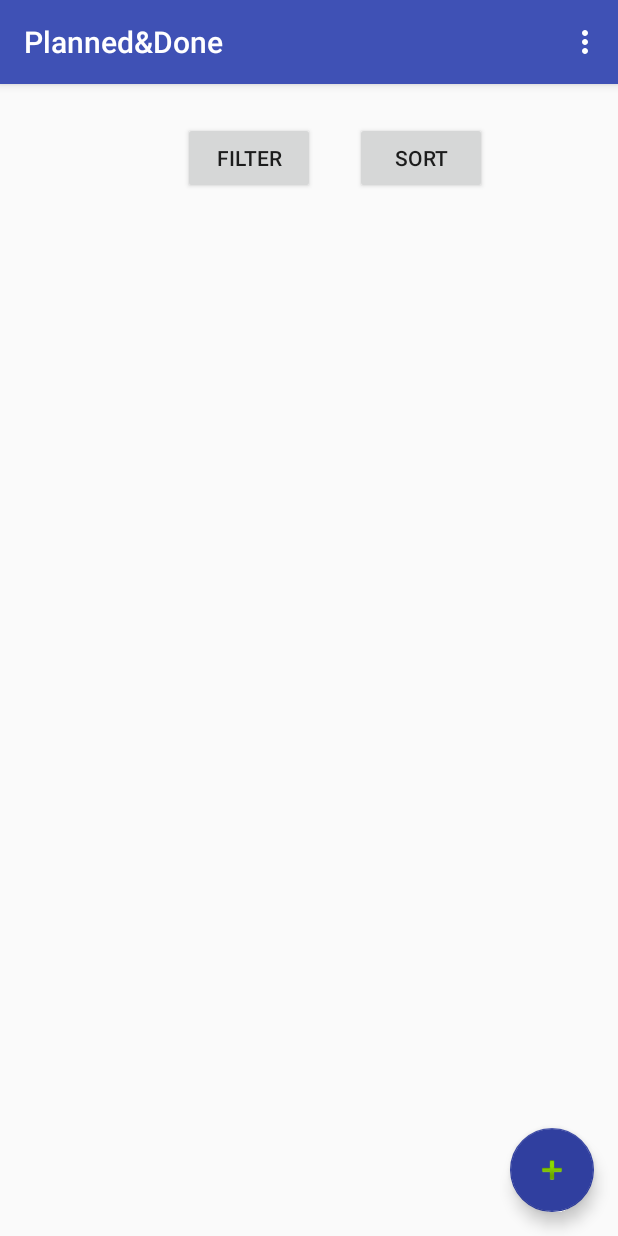
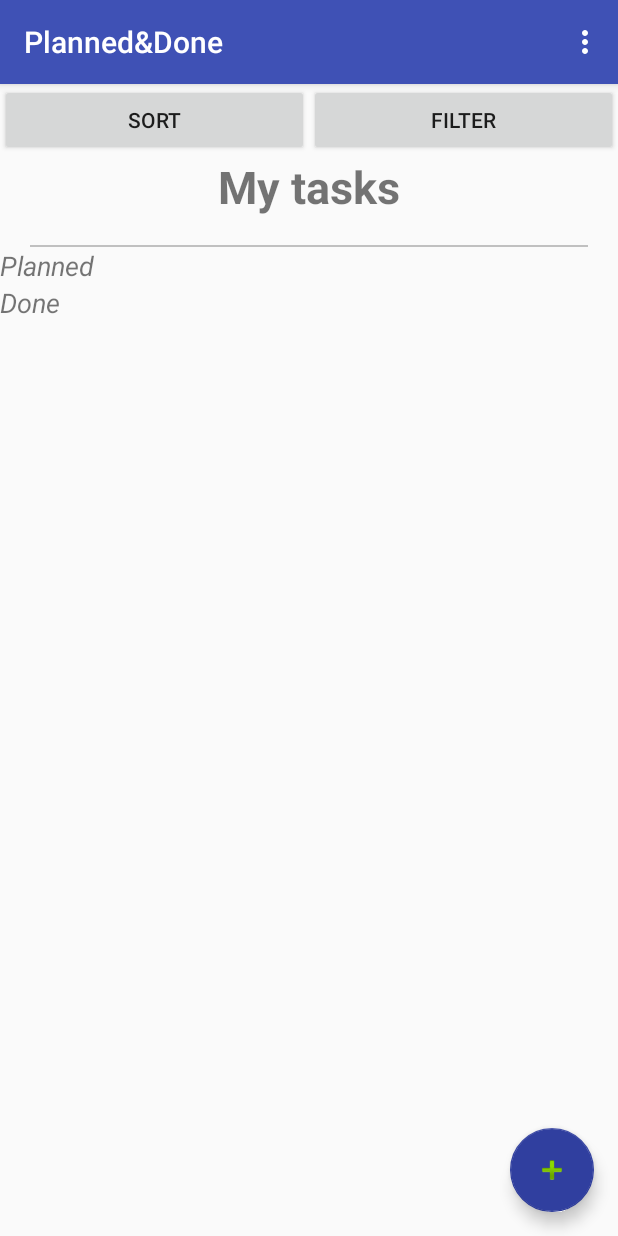
Before and after one commit to petrarozic/P-D, an Android app: the screen it shows after launch (MainActivity), on a phone screen of 412 x 824 dp. Run offline under Robolectric (Android 15) with nearby library versions, the phone set to English and light mode, and no system bars.

Commit message:
Struktura main activity-a

```diff
--- a/PlannedAndDone/app/src/main/res/layout/content_main.xml
+++ b/PlannedAndDone/app/src/main/res/layout/content_main.xml
@@ -1,39 +1,95 @@
 <?xml version="1.0" encoding="utf-8"?>
+<LinearLayout xmlns:android="http://schemas.android.com/apk/res/android"
+    xmlns:app="http://schemas.android.com/apk/res-auto"
+    xmlns:tools="http://schemas.android.com/tools"
+    android:layout_width="match_parent"
+    android:layout_height="match_parent"
+    android:orientation="vertical"
+    app:layout_behavior="@string/appbar_scrolling_view_behavior"
+    tools:context="com.pnd.future_bosses.plannedanddone.MainActivity"
+    tools:showIn="@layout/app_bar_main"
+    android:weightSum="1">
+
     <LinearLayout
-    xmlns:android="http://schemas.android.com/apk/res/android"
-    xmlns:app="http://schemas.android.com/apk/res-auto"
-    xmlns:tools="http://schemas.android.com/tools" android:layout_width="match_parent"
-    android:layout_height="match_parent"
-    app:layout_behavior="@string/appbar_scrolling_view_behavior" tools:context="com.pnd.future_bosses.plannedanddone.MainActivity"
-    tools:showIn="@layout/app_bar_main"
-    android:orientation="vertical">
+        android:layout_width="match_parent"
+        android:layout_height="wrap_content"
+        android:orientation="horizontal">
 
-<android.support.constraint.ConstraintLayout
-    android:layout_width="match_parent"
-    android:layout_height="wrap_content">
         <Button
             android:id="@+id/button2"
-        android:layout_width="wrap_content"
+            android:layout_width="match_parent"
             android:layout_height="wrap_content"
+            android:layout_weight="1"
+            android:onClick="SortBy"
             android:text="Sort"
-        app:layout_constraintTop_toTopOf="parent"
-        android:layout_marginTop="25dp"
-        android:layout_marginRight="87dp"
             app:layout_constraintRight_toRightOf="parent"
-        android:onClick="SortBy"/>
+            app:layout_constraintTop_toTopOf="parent" />
 
         <Button
             android:id="@+id/button"
-        android:layout_width="wrap_content"
+            android:layout_width="match_parent"
             android:layout_height="wrap_content"
+            android:layout_weight="1"
+            android:onClick="FilterBy"
             android:text="Filter"
-        app:layout_constraintTop_toTopOf="parent"
-        android:layout_marginTop="25dp"
-        android:layout_marginLeft="8dp"
+            app:layout_constraintHorizontal_bias="0.861"
             app:layout_constraintLeft_toLeftOf="parent"
-        app:layout_constraintRight_toLeftOf="@+id/button2"
-        android:layout_marginRight="8dp"
-        app:layout_constraintHorizontal_bias="0.861"
-        android:onClick="FilterBy"/>
-</android.support.constraint.ConstraintLayout>
+            app:layout_constraintTop_toTopOf="parent" />
     </LinearLayout>
+
+    <TextView
+        android:id="@+id/MyTask"
+        android:layout_width="match_parent"
+        android:layout_height="wrap_content"
+        android:layout_weight="0.03"
+        android:text="@string/mytasks"
+        android:textAlignment="center"
+        android:textSize="30sp"
+        android:textStyle="bold" />
+
+    <View
+        android:layout_width="match_parent"
+        android:layout_height="1dp"
+        android:layout_marginLeft="20dp"
+        android:layout_marginRight="20dp"
+        android:background="#c0c0c0" />
+
+    <ScrollView
+        android:layout_width="match_parent"
+        android:layout_height="wrap_content">
+
+        <LinearLayout
+            android:layout_width="match_parent"
+            android:layout_height="wrap_content"
+            android:orientation="vertical">
+
+            <TextView
+                android:id="@+id/Planned"
+                android:layout_width="match_parent"
+                android:layout_height="wrap_content"
+                android:text="@string/planned"
+                android:textSize="18sp"
+                android:textStyle="italic" />
+
+            <ListView
+                android:id="@+id/plannedTasks"
+                android:layout_width="match_parent"
+                android:layout_height="wrap_content" />
+
+            <TextView
+                android:id="@+id/Done"
+                android:layout_width="match_parent"
+                android:layout_height="wrap_content"
+                android:text="@string/done"
+                android:textSize="18sp"
+                android:textStyle="italic" />
+
+            <ListView
+                android:id="@+id/doneTasks"
+                android:layout_width="match_parent"
+                android:layout_height="wrap_content" />
+
+        </LinearLayout>
+    </ScrollView>
+
+</LinearLayout>
--- a/PlannedAndDone/app/src/main/res/values/strings.xml
+++ b/PlannedAndDone/app/src/main/res/values/strings.xml
@@ -11,5 +11,8 @@
     <string name="action_style">Style</string>
     <string name="action_deleteCompleted">Delete completed tasks</string>
     <string name="action_category">Update category</string>
+    <string name="mytasks">My tasks</string>
+    <string name="planned">Planned</string>
+    <string name="done">Done</string>
 
 </resources>
```
Lines whose indentation alone changed are shown as unchanged.
